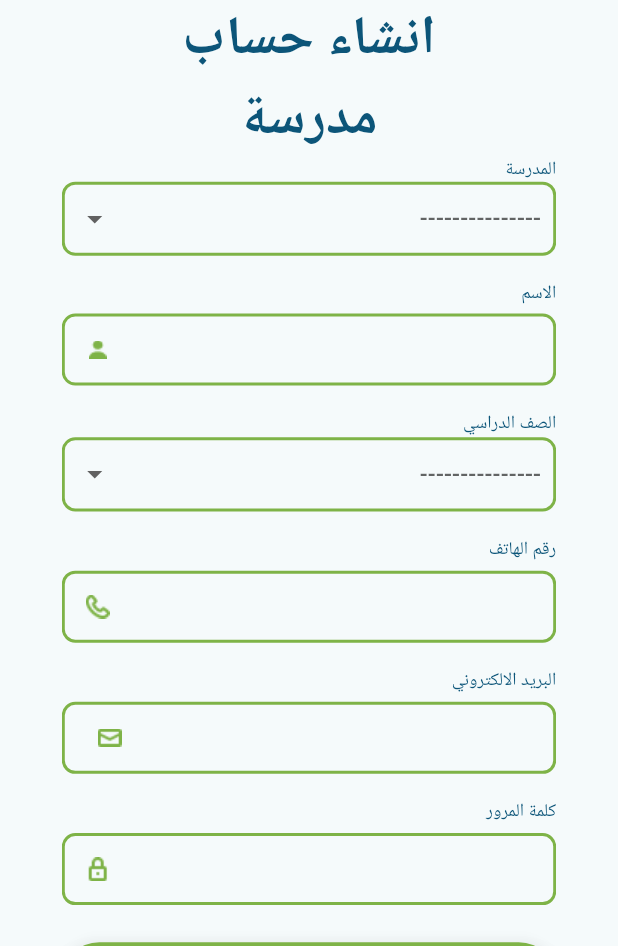
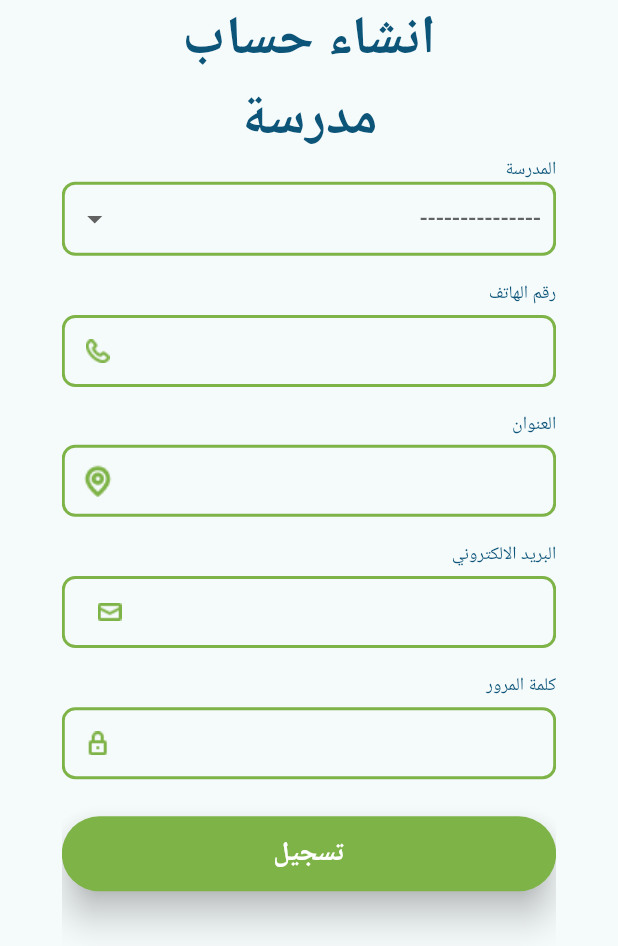
Before and after one commit to mnayr/Tatwaei, a Flutter app: the CoordinatorSignupPage screen opened directly, on a phone screen of 412 x 824 dp, the part 290-1236 px from its top. Run offline on Flutter 3.47's test engine with Material 3 defaults, Android fonts, the phone set to English and light mode, and no system bars; our stand-ins replace flutter_svg, get, google_fonts.

Commit message:
signup fixed

```diff
--- a/lib/views/pages/coordinator_signup_page.dart
+++ b/lib/views/pages/coordinator_signup_page.dart
@@ -17,9 +17,7 @@ class _CoordinatorSignupPageState extends State<CoordinatorSignupPage> {
   List<String> instituteOption = ['A', 'B', 'C', 'D'];
   String? _selectedInstitute;
 
-  List<String> gradeOption = ['1', '2', '3', '4'];
-  String? _selectedgrade;
-  final TextEditingController nameContr = TextEditingController();
+  final TextEditingController locationContr = TextEditingController();
   final TextEditingController gradeContr = TextEditingController();
   final TextEditingController phoneContr = TextEditingController();
   final TextEditingController mailContr = TextEditingController();
@@ -53,26 +51,6 @@ class _CoordinatorSignupPageState extends State<CoordinatorSignupPage> {
                     instituteOption: instituteOption),
                 SizedBox(height: Get.height * 0.02),
                 CommonField(
-                  controller: nameContr,
-                  prefixIcon: 'assets/icons/person.png',
-                  onChanged: (value) {},
-                  validator: (value) {
-                    return '';
-                  },
-                  title: 'الاسم',
-                ),
-                SizedBox(height: Get.height * 0.02),
-                Align(
-                    alignment: Alignment.topRight,
-                    child: Text(
-                      'الصف الدراسي',
-                      style: FontStyles.textFieldText,
-                    )),
-                CustomDropDown(
-                    selectedInstitute: _selectedgrade,
-                    instituteOption: gradeOption),
-                SizedBox(height: Get.height * 0.02),
-                CommonField(
                   controller: phoneContr,
                   prefixIcon: 'assets/icons/call-phone.png',
                   onChanged: (value) {},
@@ -80,6 +58,16 @@ class _CoordinatorSignupPageState extends State<CoordinatorSignupPage> {
                     return '';
                   },
                   title: 'رقم الهاتف',
+                ),
+                SizedBox(height: Get.height * 0.02),
+                CommonField(
+                  controller: locationContr,
+                  prefixIcon: 'assets/icons/pin.png',
+                  onChanged: (value) {},
+                  validator: (value) {
+                    return '';
+                  },
+                  title: 'العنوان',
                 ),
                 SizedBox(height: Get.height * 0.02),
                 CommonField(
```
Also changed, not shown: assets/icons/pin.png (added).
